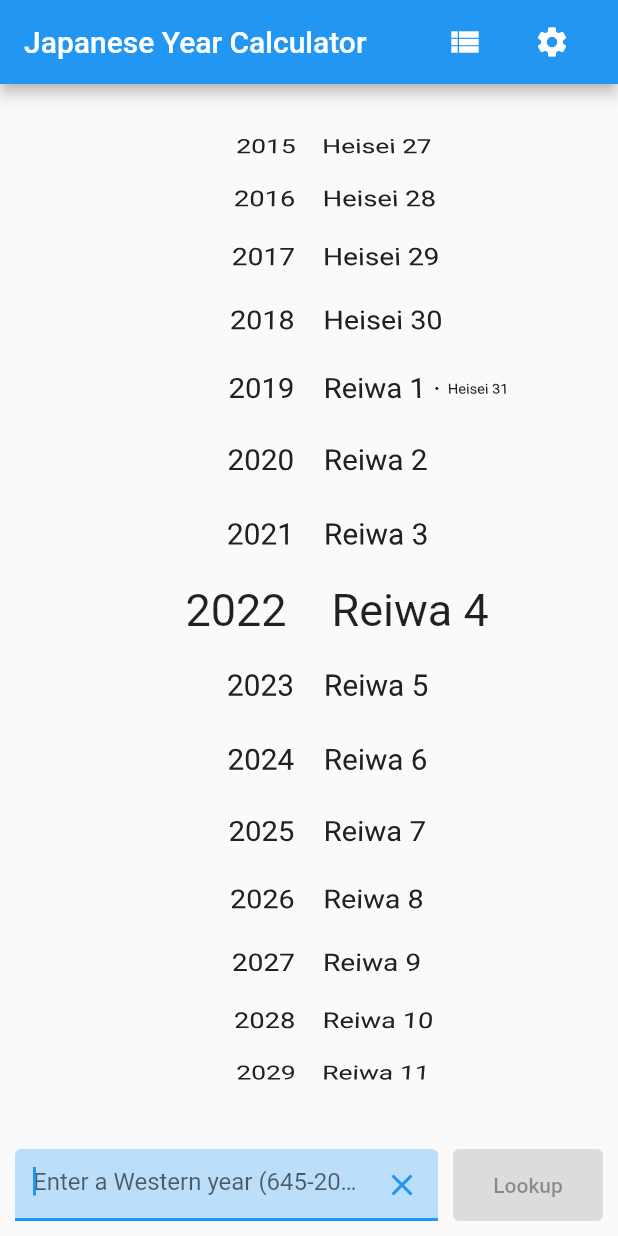
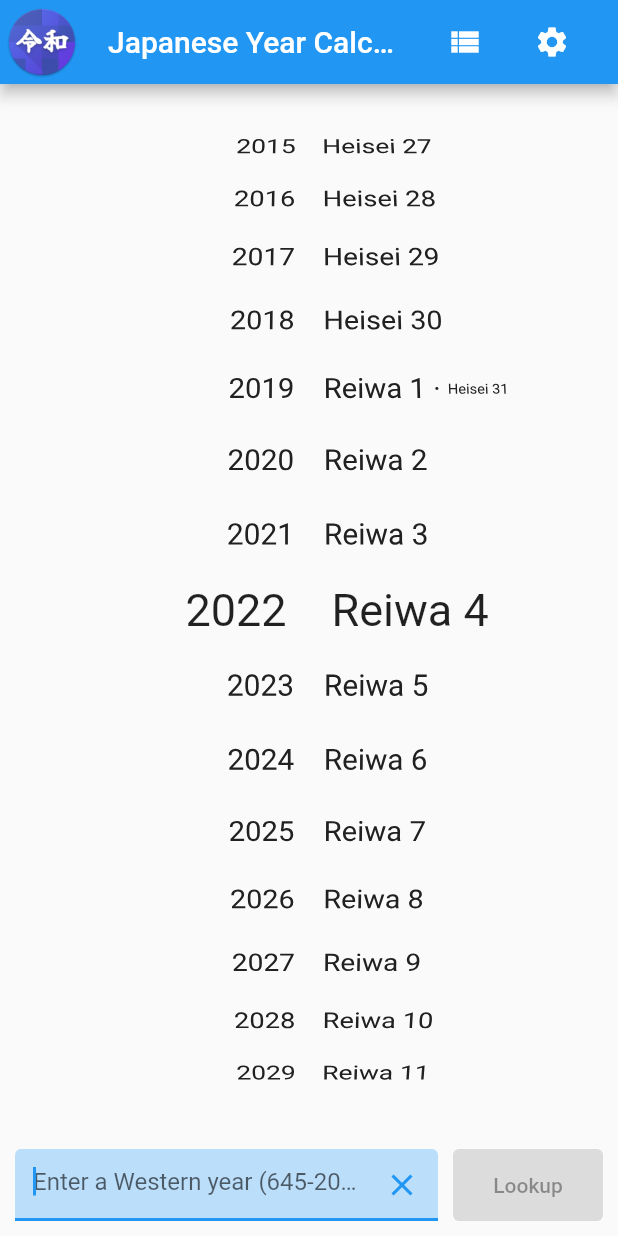
Before and after one commit to richardjharris/japanese_year_calculator, a Flutter app: the screen it shows after launch, on a phone screen of 412 x 824 dp. Run offline on Flutter 3.47's test engine with Material 2 defaults, Android fonts, the light colour scheme and no system bars; our stand-ins replace shared_preferences; generated files the repository leaves out were written again.

Commit message:
Add launcher icon. Also add icon to appBar.

```diff
--- a/lib/src/year_dial/year_dial_view.dart
+++ b/lib/src/year_dial/year_dial_view.dart
@@ -34,6 +34,14 @@ class _YearDialViewState extends State<YearDialView> {
   Widget build(BuildContext context) {
     return Scaffold(
       appBar: AppBar(
+        leading: Padding(
+          padding: const EdgeInsets.all(4),
+          child: Image.asset(
+            'assets/appicon_round.png',
+            isAntiAlias: true,
+            filterQuality: FilterQuality.medium,
+          ),
+        ),
         title: Text(context.loc.appTitle),
         actions: [
           IconButton(
```
Also changed, not shown: pubspec.yaml (+7 -5 lines), assets/appicon.png (added), assets/appicon_round.png (added), assets/images/2.0x/flutter_logo.png (deleted), assets/images/3.0x/flutter_logo.png (deleted), assets/images/flutter_logo.png (deleted), pubspec.lock, 23 other files.
